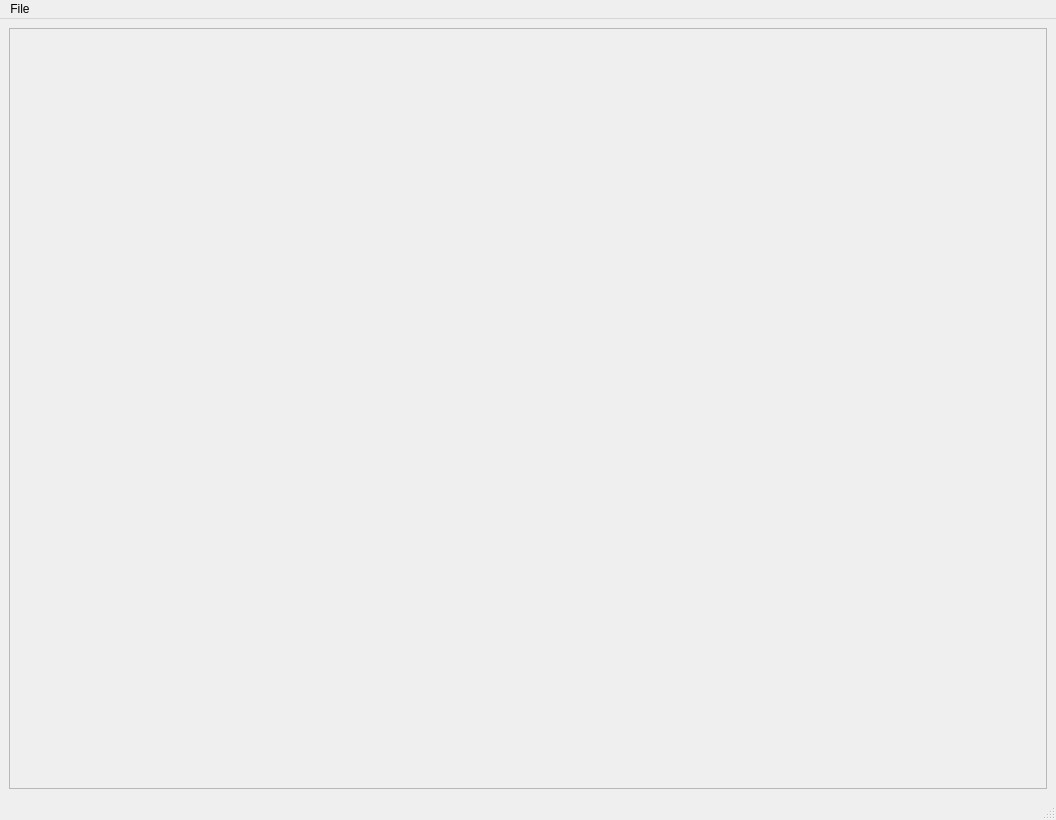
MarcosVieira71/image-editor, file ui/MainWindowImage.ui: the form before one commit.
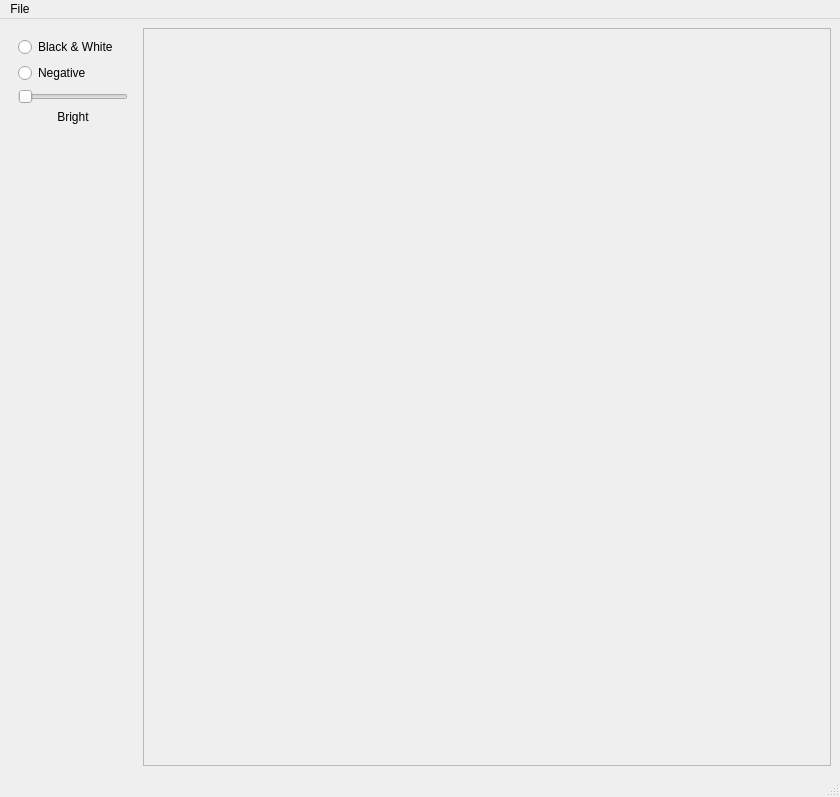
The form after the commit.

Commit message: feat: negative filter, wip

What changed in the file:
```diff
--- a/ui/MainWindowImage.ui
+++ b/ui/MainWindowImage.ui
@@ -6,8 +6,8 @@
    <rect>
     <x>0</x>
     <y>0</y>
-    <width>1056</width>
-    <height>820</height>
+    <width>840</width>
+    <height>797</height>
    </rect>
   </property>
   <property name="sizePolicy">
@@ -27,9 +27,9 @@
     </sizepolicy>
    </property>
    <layout class="QGridLayout" name="gridLayout_3">
-    <item row="0" column="0">
+    <item row="1" column="1">
      <layout class="QGridLayout" name="gridLayout">
-      <item row="0" column="0">
+      <item row="1" column="0">
        <widget class="QFrame" name="frame">
         <property name="frameShape">
          <enum>QFrame::StyledPanel</enum>
@@ -59,6 +59,100 @@
       </item>
      </layout>
     </item>
+    <item row="1" column="0">
+     <widget class="QWidget" name="gridWidget" native="true">
+      <property name="sizePolicy">
+       <sizepolicy hsizetype="Minimum" vsizetype="Minimum">
+        <horstretch>0</horstretch>
+        <verstretch>0</verstretch>
+       </sizepolicy>
+      </property>
+      <property name="minimumSize">
+       <size>
+        <width>0</width>
+        <height>0</height>
+       </size>
+      </property>
+      <layout class="QGridLayout" name="gridLayout_7">
+       <item row="5" column="0">
+        <widget class="QRadioButton" name="negativeRadio">
+         <property name="text">
+          <string>Negative</string>
+         </property>
+        </widget>
+       </item>
+       <item row="1" column="0">
+        <widget class="QRadioButton" name="blackWhiteRadio">
+         <property name="text">
+          <string>Black &amp;&amp; White</string>
+         </property>
+        </widget>
+       </item>
+       <item row="7" column="0" alignment="Qt::AlignTop">
+        <widget class="QSlider" name="brightSlider">
+         <property name="enabled">
+          <bool>true</bool>
+         </property>
+         <property name="sizePolicy">
+          <sizepolicy hsizetype="Minimum" vsizetype="Fixed">
+           <horstretch>0</horstretch>
+           <verstretch>0</verstretch>
+          </sizepolicy>
+         </property>
+         <property name="minimumSize">
+          <size>
+           <width>100</width>
+           <height>0</height>
+          </size>
+         </property>
+         <property name="maximumSize">
+          <size>
+           <width>16777215</width>
+           <height>15</height>
+          </size>
+         </property>
+         <property name="orientation">
+          <enum>Qt::Horizontal</enum>
+         </property>
+        </widget>
+       </item>
+       <item row="8" column="0">
+        <widget class="QLabel" name="label">
+         <property name="sizePolicy">
+          <sizepolicy hsizetype="Minimum" vsizetype="Minimum">
+           <horstretch>0</horstretch>
+           <verstretch>10</verstretch>
+          </sizepolicy>
+         </property>
+         <property name="minimumSize">
+          <size>
+           <width>110</width>
+           <height>329</height>
+          </size>
+         </property>
+         <property name="frameShape">
+          <enum>QFrame::Box</enum>
+         </property>
+         <property name="frameShadow">
+          <enum>QFrame::Plain</enum>
+         </property>
+         <property name="lineWidth">
+          <number>0</number>
+         </property>
+         <property name="text">
+          <string>Bright</string>
+         </property>
+         <property name="scaledContents">
+          <bool>true</bool>
+         </property>
+         <property name="alignment">
+          <set>Qt::AlignHCenter|Qt::AlignTop</set>
+         </property>
+        </widget>
+       </item>
+      </layout>
+     </widget>
+    </item>
    </layout>
   </widget>
   <widget class="QStatusBar" name="statusbar"/>
@@ -67,7 +161,7 @@
     <rect>
      <x>0</x>
      <y>0</y>
-     <width>1056</width>
+     <width>840</width>
      <height>20</height>
     </rect>
    </property>
```
The commit also changes 6 other files.
